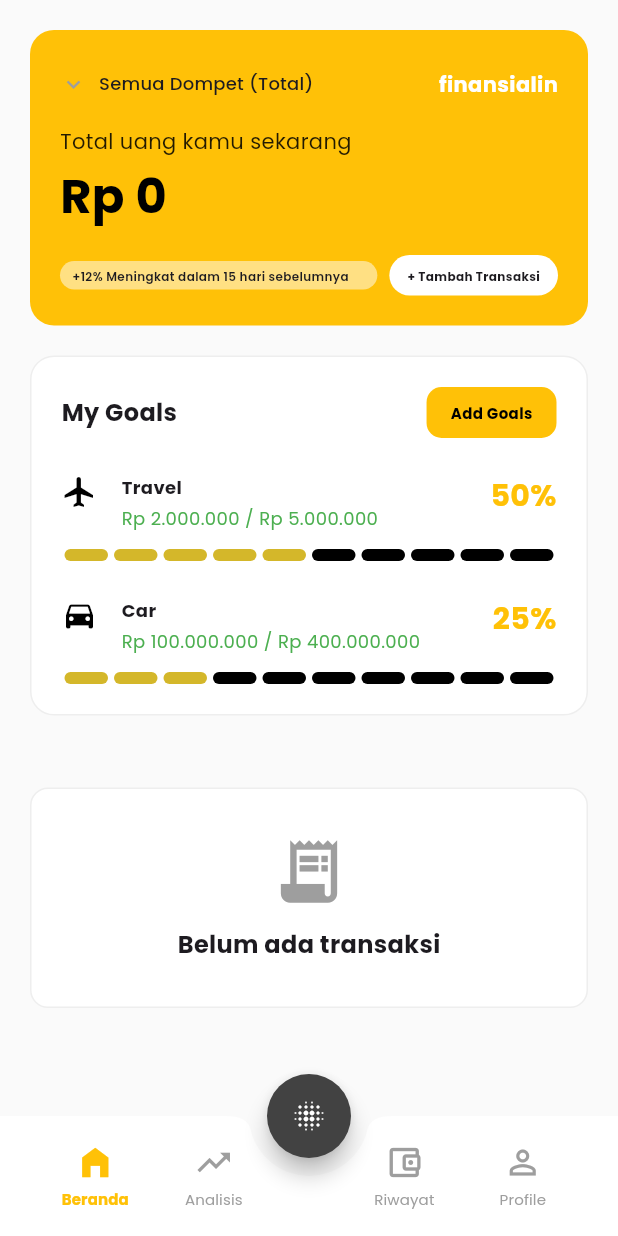
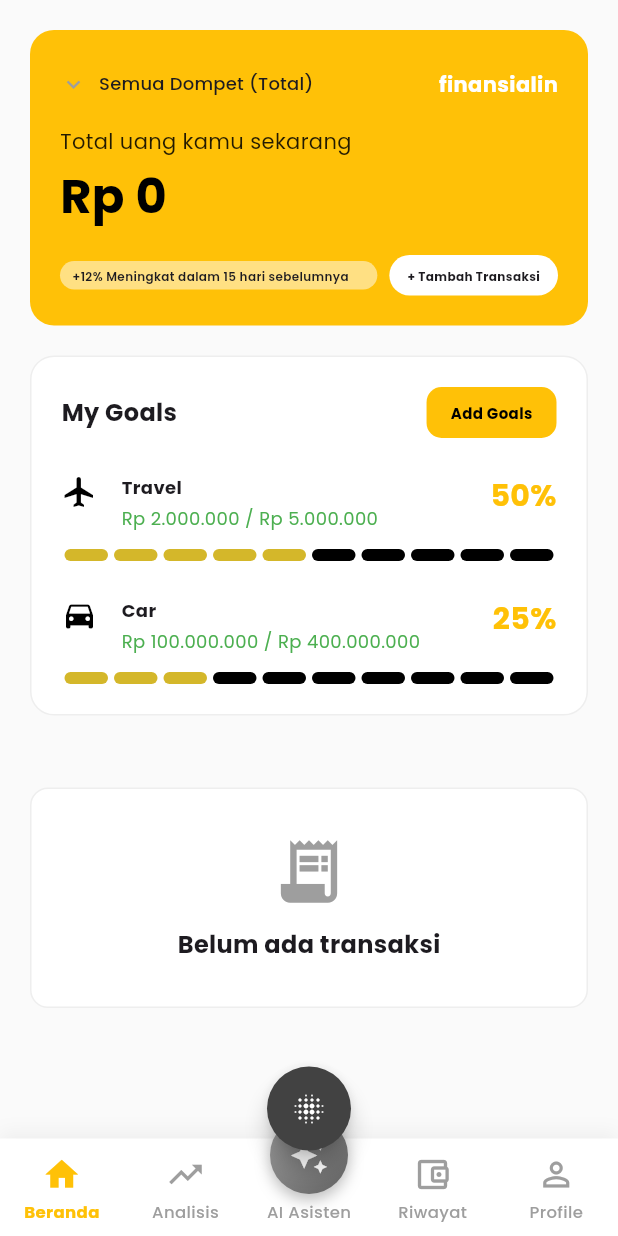
Before and after one commit to Zaskia10/mobile_finansialin, a Flutter app: the HomePage screen opened directly, on a phone screen of 412 x 824 dp. Run offline on Flutter 3.47's test engine with Material 3 defaults, Android fonts, the phone set to English and light mode, and no system bars; our stand-ins replace camera, dio, fl_chart, flutter_dotenv, google_fonts, image_picker and 1 more; accounts and stored records are empty; network calls fail.

Commit message:
FIX Navbar

```diff
--- a/lib/widgets/navbar.dart
+++ b/lib/widgets/navbar.dart
@@ -12,43 +12,73 @@ class CustomNavBar extends StatelessWidget {
 
   @override
   Widget build(BuildContext context) {
-    return BottomAppBar(
-      shape: const CircularNotchedRectangle(),
-      notchMargin: 12.0,
-      color: Colors.white,
-      elevation: 8,
+    return SafeArea(
+      child: Container(
+        height: 85,
+        color: Colors.transparent,
+        child: Stack(
+          children: [
+            Positioned(
+              left: 0,
+              right: 0,
+              bottom: 0,
               child: Container(
                 height: 65,
-        padding: const EdgeInsets.symmetric(horizontal: 8.0),
+                decoration: BoxDecoration(
+                  color: Colors.white,
+                  boxShadow: [
+                    BoxShadow(
+                      color: Colors.black.withOpacity(0.05),
+                      blurRadius: 10,
+                      offset: const Offset(0, -4),
+                    ),
+                  ],
+                ),
+              ),
+            ),
+
+            Positioned(
+              left: 0,
+              right: 0,
+              bottom: 0,
+              top: 0,
               child: Row(
-          children: <Widget>[
+                crossAxisAlignment: CrossAxisAlignment.end,
+                children: [
                   Expanded(
-              child: _buildNavItem(
-                icon: Icons.home_filled,
+                    child: _buildNormalItem(
+                      icon: Icons.home_outlined,
+                      activeIcon: Icons.home,
                       label: "Beranda",
                       index: 0,
                     ),
                   ),
                   Expanded(
-              child: _buildNavItem(
+                    child: _buildNormalItem(
                       icon: Icons.trending_up,
+                      activeIcon: Icons.trending_up,
                       label: "Analisis",
                       index: 1,
                     ),
                   ),
-            const SizedBox(width: 48),
+                  Expanded(child: _buildCenterItem()),
                   Expanded(
-              child: _buildNavItem(
+                    child: _buildNormalItem(
                       icon: Icons.account_balance_wallet_outlined,
+                      activeIcon: Icons.account_balance_wallet,
                       label: "Riwayat",
-                index: 2,
+                      index: 3,
                     ),
                   ),
                   Expanded(
-              child: _buildNavItem(
+                    child: _buildNormalItem(
                       icon: Icons.person_outline,
+                      activeIcon: Icons.person,
                       label: "Profile",
-                index: 3,
+                      index: 4,
+                    ),
+                  ),
+                ],
               ),
             ),
           ],
@@ -57,33 +87,91 @@ class CustomNavBar extends StatelessWidget {
     );
   }
 
-  Widget _buildNavItem({
+  Widget _buildNormalItem({
     required IconData icon,
+    required IconData activeIcon,
     required String label,
     required int index,
   }) {
     bool isSelected = currentIndex == index;
 
-    return MaterialButton(
-      padding: EdgeInsets.zero,
-      onPressed: () => onTap(index),
+    return GestureDetector(
+      onTap: () => onTap(index),
+      behavior: HitTestBehavior.opaque,
       child: Column(
-        mainAxisAlignment: MainAxisAlignment.center,
+        mainAxisAlignment: MainAxisAlignment.end,
         children: [
           Icon(
-            icon,
-            color: isSelected ? const Color(0xFFFFC107) : Colors.grey,
+            isSelected ? activeIcon : icon,
+            color: isSelected ? const Color(0xFFFFC107) : Colors.grey.shade500,
             size: 26,
           ),
           const SizedBox(height: 4),
           Text(
             label,
             style: TextStyle(
-              color: isSelected ? const Color(0xFFFFC107) : Colors.grey,
-              fontSize: 10,
-              fontWeight: isSelected ? FontWeight.bold : FontWeight.normal,
+              color: isSelected
+                  ? const Color(0xFFFFC107)
+                  : Colors.grey.shade500,
+              fontSize: 11,
+              fontWeight: isSelected ? FontWeight.bold : FontWeight.w500,
             ),
           ),
+          const SizedBox(height: 8),
+        ],
+      ),
+    );
+  }
+
+  Widget _buildCenterItem() {
+    bool isSelected = currentIndex == 2;
+
+    return GestureDetector(
+      onTap: () => onTap(2),
+      behavior: HitTestBehavior.opaque,
+      child: Column(
+        mainAxisAlignment: MainAxisAlignment.end,
+        children: [
+          Container(
+            height: 52,
+            width: 52,
+            decoration: BoxDecoration(
+              shape: BoxShape.circle,
+              gradient: LinearGradient(
+                colors: isSelected
+                    ? [const Color(0xFFE0FF00), const Color(0xFFFFC107)]
+                    : [Colors.grey.shade500, Colors.grey.shade700],
+                begin: Alignment.topLeft,
+                end: Alignment.bottomRight,
+              ),
+              boxShadow: [
+                BoxShadow(
+                  color: isSelected
+                      ? const Color(0xFFFFC107).withOpacity(0.4)
+                      : Colors.black26,
+                  blurRadius: 8,
+                  offset: const Offset(0, 4),
+                ),
+              ],
+            ),
+            child: const Icon(
+              Icons.auto_awesome,
+              color: Colors.white,
+              size: 26,
+            ),
+          ),
+          const SizedBox(height: 4),
+          Text(
+            "AI Asisten",
+            style: TextStyle(
+              color: isSelected
+                  ? const Color(0xFFFFC107)
+                  : Colors.grey.shade500,
+              fontSize: 11,
+              fontWeight: isSelected ? FontWeight.bold : FontWeight.w500,
+            ),
+          ),
+          const SizedBox(height: 8),
         ],
       ),
     );
```
Lines whose indentation alone changed are shown as unchanged.
